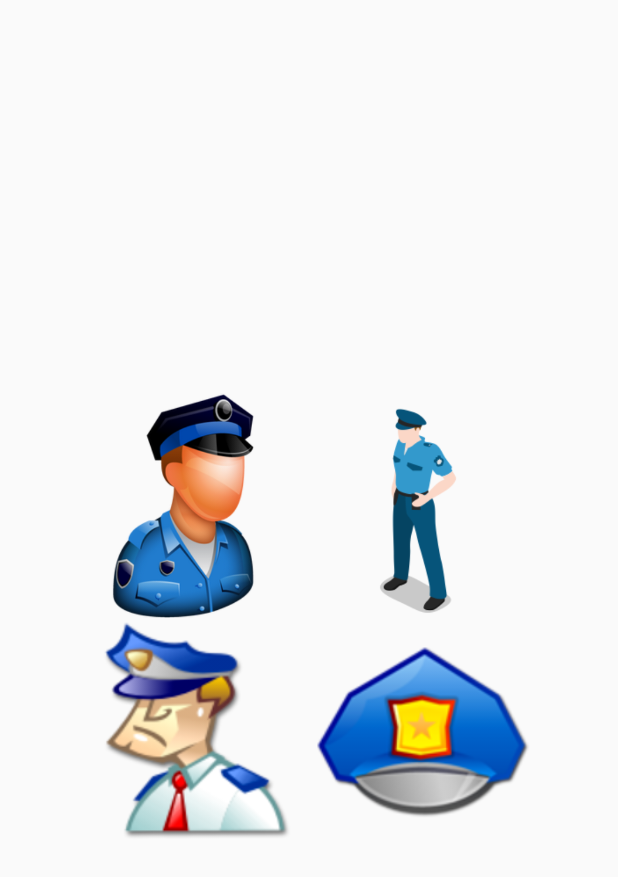
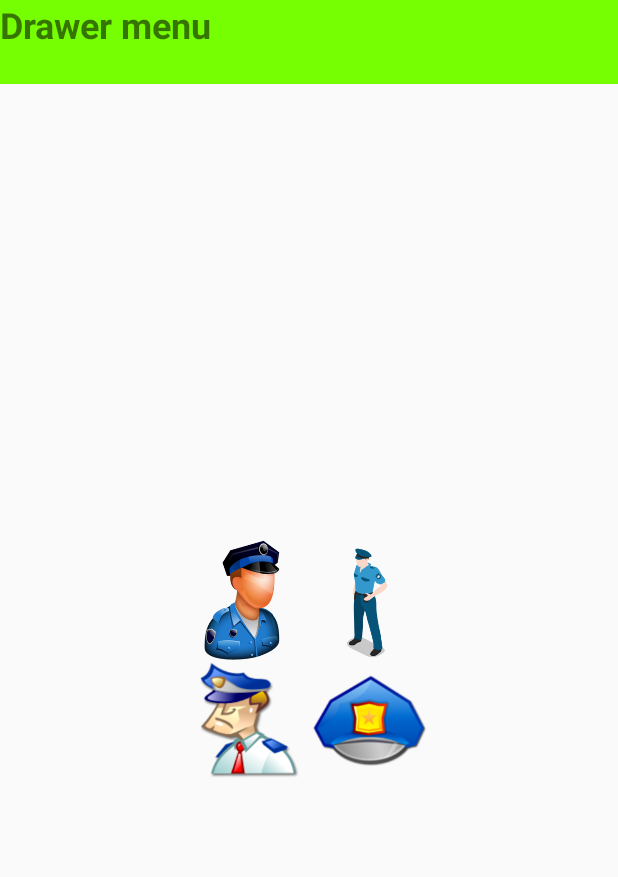
Before and after one commit to pud1234/EmerCall, an Android app: the screen it shows after launch (MainActivity), on a phone screen of 412 x 824 dp. Shown: the top 877 px of the screen. Run offline under Robolectric (Android 15) with nearby library versions, the phone set to English and light mode, and no system bars.

Commit message:
Test success

```diff
--- a/app/src/main/java/pud/snru/ac/th/emercall/MainActivity.java
+++ b/app/src/main/java/pud/snru/ac/th/emercall/MainActivity.java
@@ -6,6 +6,7 @@ import android.os.Bundle;
 import pud.snru.ac.th.emercall.fragment.MainFragment;
 
 public class MainActivity extends AppCompatActivity {
+
 
     @Override
     protected void onCreate(Bundle savedInstanceState) {
--- a/app/src/main/res/layout/activity_main.xml
+++ b/app/src/main/res/layout/activity_main.xml
@@ -1,14 +1,49 @@
 <?xml version="1.0" encoding="utf-8"?>
-<android.support.constraint.ConstraintLayout xmlns:android="http://schemas.android.com/apk/res/android"
+<android.support.v4.widget.DrawerLayout xmlns:android="http://schemas.android.com/apk/res/android"
     xmlns:app="http://schemas.android.com/apk/res-auto"
     xmlns:tools="http://schemas.android.com/tools"
     android:layout_width="match_parent"
     android:layout_height="match_parent"
     tools:context="pud.snru.ac.th.emercall.MainActivity">
 
+    <LinearLayout
+        android:orientation="vertical"
+        android:layout_width="match_parent"
+        android:layout_height="match_parent">
+
+    <!--Toolbar-->
+    <android.support.v7.widget.Toolbar
+        android:theme="@style/ThemeOverlay.AppCompat.Dark.ActionBar"
+        android:background="@color/colorPrimary"
+        android:layout_width="match_parent"
+        android:layout_height="?attr/actionBarSize"></android.support.v7.widget.Toolbar>
+
+    <!--Fragment-->
+
     <FrameLayout
         android:id="@+id/comteMainFragment"
         android:layout_width="match_parent"
         android:layout_height="match_parent"/>
 
-</android.support.constraint.ConstraintLayout>
+
+    </LinearLayout>
+
+    <!--Drawer Menu-->
+    <LinearLayout
+        android:layout_gravity="start"
+        android:background="#ffffff"
+        android:orientation="vertical"
+        android:layout_width="320dp"
+        android:layout_height="match_parent"></LinearLayout>
+
+  <TextView
+      android:textStyle="bold"
+      android:textSize="24dp"
+    android:text="Drawer menu"
+    android:layout_width="wrap_content"
+    android:layout_height="match_parent"/>
+
+
+
+
+</android.support.v4.widget.DrawerLayout>
--- a/app/src/main/res/layout/fragment_police.xml
+++ b/app/src/main/res/layout/fragment_police.xml
@@ -5,6 +5,7 @@
 
     <!--Red layout-->
     <LinearLayout
+        android:padding="20dp"
         android:layout_centerInParent="true"
         android:orientation="vertical"
         android:layout_width="wrap_content"
@@ -18,21 +19,25 @@
 
             <!--Green layout-->
             <RelativeLayout
-                android:layout_width="150dp"
-                android:layout_height="150dp">
+                android:layout_width="@dimen/icon"
+                android:layout_height="@dimen/icon">
+
                 <!--station1-->
                 <ImageView
-                    android:src="@drawable/station1"
                     android:layout_width="match_parent"
-                    android:layout_height="match_parent" />
+                    android:layout_height="match_parent"
+                    android:layout_alignParentEnd="true"
+                    android:layout_alignParentRight="true"
+                    android:layout_alignParentTop="true"
+                    android:src="@drawable/station1" />
 
             </RelativeLayout>
 
 
             <!--Green layout-->
             <RelativeLayout
-                android:layout_width="150dp"
-                android:layout_height="150dp">
+                android:layout_width="@dimen/icon"
+                android:layout_height="@dimen/icon">
 
                 <!--Station2-->
                 <ImageView
@@ -55,8 +60,8 @@
 
             <!--Green Layout-->
             <RelativeLayout
-                android:layout_width="150dp"
-                android:layout_height="150dp">
+                android:layout_width="@dimen/icon"
+                android:layout_height="@dimen/icon">
                 <!--station3-->
                 <ImageView
                     android:src="@drawable/station3"
@@ -67,8 +72,8 @@
 
             <!--Green Layout-->
             <RelativeLayout
-                android:layout_width="150dp"
-                android:layout_height="150dp">
+                android:layout_width="@dimen/icon"
+                android:layout_height="@dimen/icon">
 
                 <!--station4-->
                 <ImageView
--- /dev/null
+++ b/app/src/main/res/values/dimens.xml
@@ -0,0 +1,4 @@
+<?xml version="1.0" encoding="utf-8"?>
+<resources>
+    <dimen name="icon">80dp</dimen>
+</resources>
```
